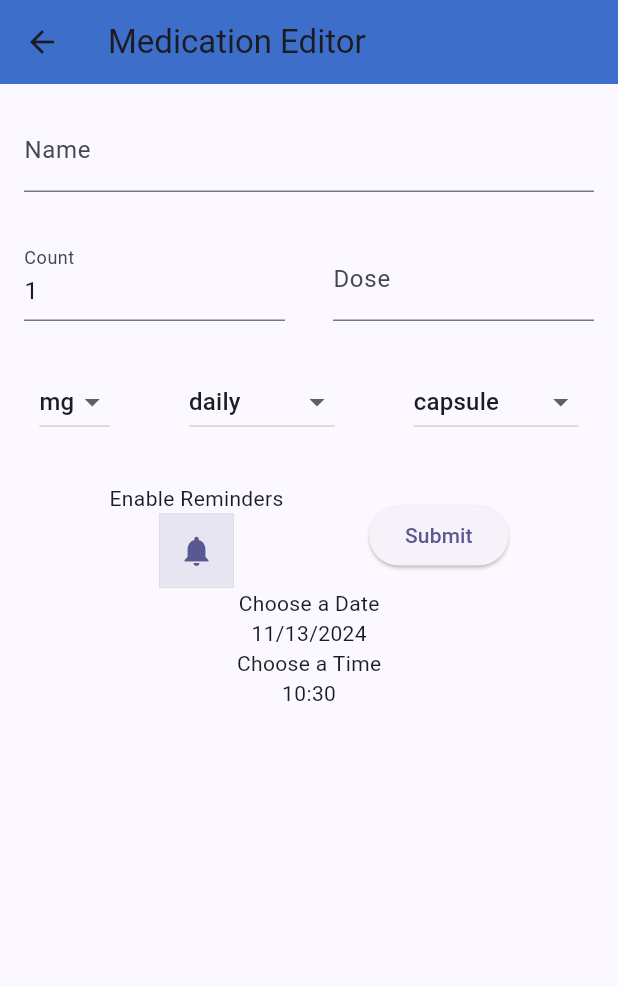
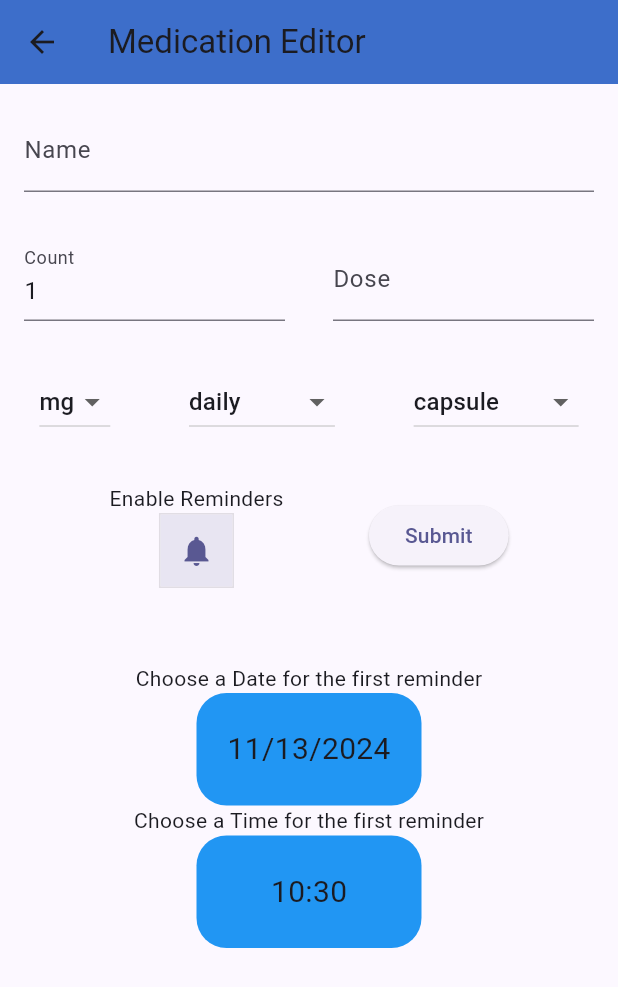
Before and after one commit to kpluas21/dont_forget, a Flutter app: the MedicationEntry screen opened directly with empty values, after a tap on the "notifications" icon, on a phone screen of 412 x 824 dp. Shown: the top 987 px of the screen. Run offline on Flutter 3.47's test engine with Material 3 defaults, Android fonts, the phone set to English and light mode, and no system bars; our stand-ins replace flutter_local_notifications, flutter_timezone, shared_preferences, timezone; accounts and stored records are empty.

Commit message:
feat: enhance reminder date and time selection UI for medication entry

```diff
--- a/lib/routes/medication_entry.dart
+++ b/lib/routes/medication_entry.dart
@@ -276,8 +276,21 @@ class _MedicationEntryState extends State<MedicationEntry> {
             if (toBeReminded == true)
               Column(
                 children: [
-                  const Text('Choose a Date'),
-                  InkWell(
+                  SizedBox(
+                    height: 50,
+                  ),
+                  const Text('Choose a Date for the first reminder'),
+                  SizedBox(
+                    height: 75,
+                    width: 150,
+                    child: Ink(
+                      decoration: BoxDecoration(
+                        color: Colors.blue,
+                        borderRadius: BorderRadius.circular(20),
+                      ),
+                      child: InkWell(
+                        customBorder: RoundedRectangleBorder(
+                            borderRadius: BorderRadius.circular(20)),
                         onTap: () async {
                           final DateTime? picked = await showDatePicker(
                             context: context,
@@ -291,12 +304,25 @@ class _MedicationEntryState extends State<MedicationEntry> {
                             });
                           }
                         },
+                        child: Center(
                           child: Text(
+                            style: const TextStyle(fontSize: 20),
                             '${_currentDate.month}/${_currentDate.day}/${_currentDate.year}',
                           ),
                         ),
-                  const Text('Choose a Time'),
-                  InkWell(
+                      ),
+                    ),
+                  ),
+                  const Text('Choose a Time for the first reminder'),
+                  SizedBox(
+                    height: 75,
+                    width: 150,
+                    child: Ink(
+                      decoration: BoxDecoration(
+                        color: Colors.blue,
+                        borderRadius: BorderRadius.circular(20),
+                      ),
+                      child: InkWell(
                         onTap: () async {
                           final TimeOfDay? picked = await showTimePicker(
                             context: context,
@@ -313,8 +339,13 @@ class _MedicationEntryState extends State<MedicationEntry> {
                             });
                           }
                         },
+                        child: Center(
                           child: Text(
+                            style: const TextStyle(fontSize: 20),
                             '${_currentTime.hour}:${_currentTime.minute > 9 ? _currentTime.minute : '0${_currentTime.minute}'}',
+                          ),
+                        ),
+                      ),
                     ),
                   )
                 ],
```
Lines whose indentation alone changed are shown as unchanged.
